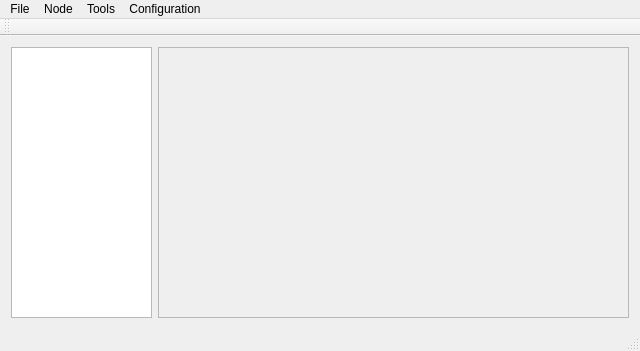
Old version of the form src/PhyloGUI/mainwindow.ui in the repository nbombau/phyloloc.
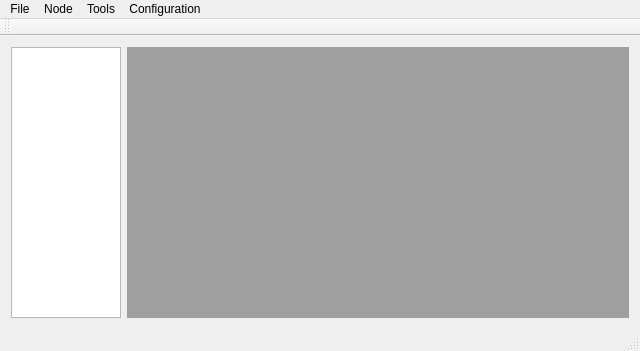
New version of the form.

What changed in the file:
```diff
--- a/src/PhyloGUI/mainwindow.ui
+++ b/src/PhyloGUI/mainwindow.ui
@@ -17,6 +17,12 @@
    <layout class="QHBoxLayout" name="horizontalLayout">
     <item>
      <widget class="QListWidget" name="listWidget">
+      <property name="minimumSize">
+       <size>
+        <width>101</width>
+        <height>271</height>
+       </size>
+      </property>
       <property name="maximumSize">
        <size>
         <width>141</width>
@@ -26,20 +32,7 @@
      </widget>
     </item>
     <item>
-     <widget class="QFrame" name="frame">
-      <property name="sizePolicy">
-       <sizepolicy hsizetype="Expanding" vsizetype="Expanding">
-        <horstretch>0</horstretch>
-        <verstretch>0</verstretch>
-       </sizepolicy>
-      </property>
-      <property name="frameShape">
-       <enum>QFrame::StyledPanel</enum>
-      </property>
-      <property name="frameShadow">
-       <enum>QFrame::Raised</enum>
-      </property>
-     </widget>
+     <widget class="QMdiArea" name="frame"/>
     </item>
    </layout>
   </widget>
```
